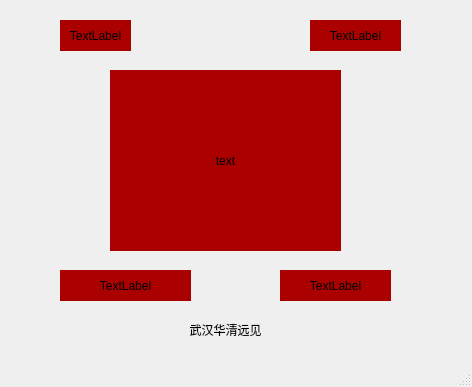
Old version of the form Qtclient/showOne.ui in the repository shangdiuser/Qtclient.
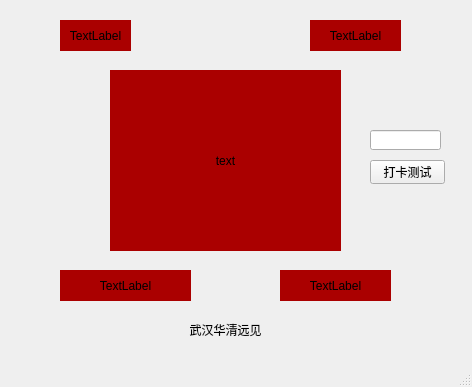
New version of the form.

Commit message: 界面切换未完成

```diff
--- a/Qtclient/showOne.ui
+++ b/Qtclient/showOne.ui
@@ -125,6 +125,29 @@
      <set>Qt::AlignCenter</set>
     </property>
    </widget>
+   <widget class="QPushButton" name="pushButton">
+    <property name="geometry">
+     <rect>
+      <x>370</x>
+      <y>160</y>
+      <width>75</width>
+      <height>24</height>
+     </rect>
+    </property>
+    <property name="text">
+     <string>打卡测试</string>
+    </property>
+   </widget>
+   <widget class="QLineEdit" name="lineEdit">
+    <property name="geometry">
+     <rect>
+      <x>370</x>
+      <y>130</y>
+      <width>71</width>
+      <height>20</height>
+     </rect>
+    </property>
+   </widget>
   </widget>
   <widget class="QMenuBar" name="menuBar">
    <property name="geometry">
```
The commit also changes 7 other files.
